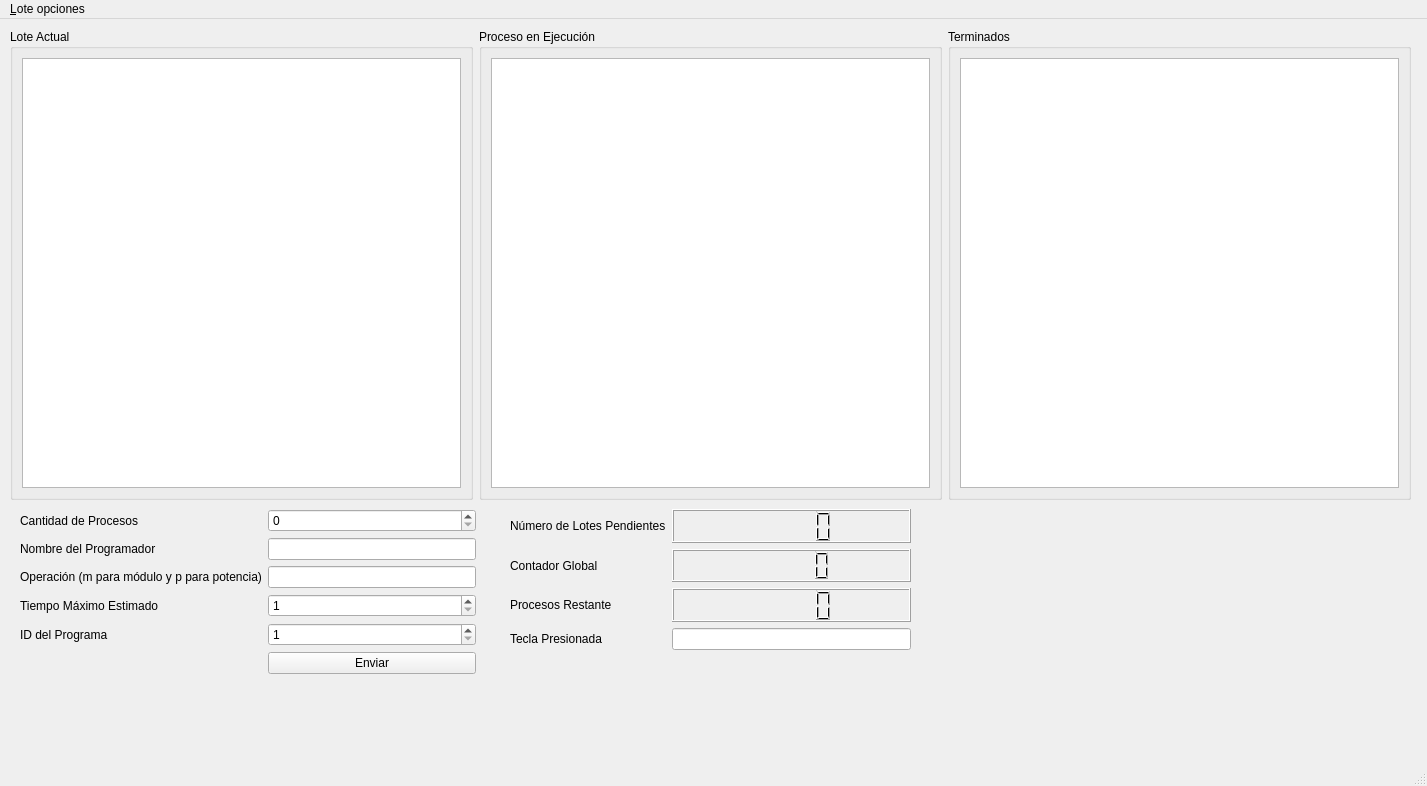
Before: the Qt Designer form ProcesamientoPorLotes/mainwindow.ui in EdPeReg/SimuladorArchivoPorLotes, drawn with Qt 5.
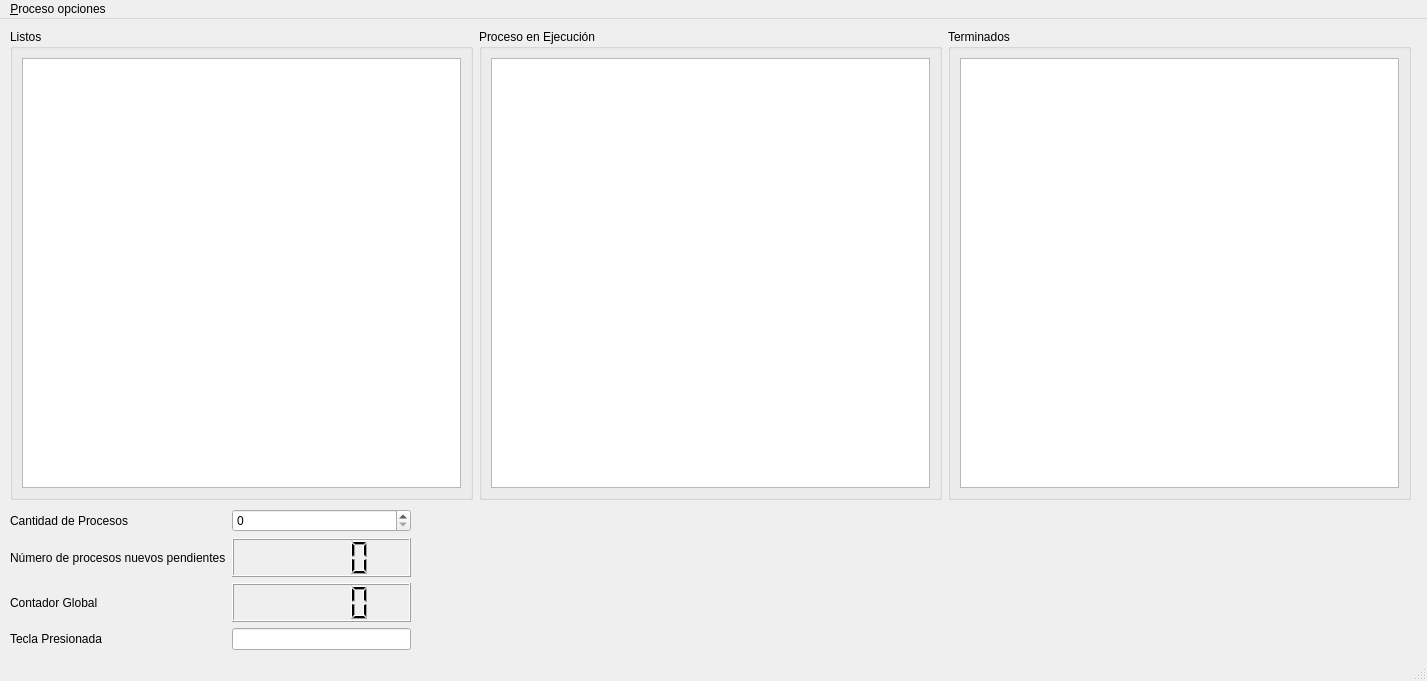
After: the same form once the commit is applied.

What changed in the file:
```diff
--- a/ProcesamientoPorLotes/mainwindow.ui
+++ b/ProcesamientoPorLotes/mainwindow.ui
@@ -7,7 +7,7 @@
     <x>0</x>
     <y>0</y>
     <width>1427</width>
-    <height>786</height>
+    <height>681</height>
    </rect>
   </property>
   <property name="windowTitle">
@@ -17,44 +17,27 @@
    <widget class="QWidget" name="layoutWidget">
     <property name="geometry">
      <rect>
-      <x>510</x>
+      <x>10</x>
       <y>490</y>
       <width>401</width>
       <height>141</height>
      </rect>
     </property>
     <layout class="QGridLayout" name="gridLayout_2">
-     <item row="2" column="0">
-      <widget class="QLabel" name="lbl_ProcRestantes">
+     <item row="1" column="0">
+      <widget class="QLabel" name="lbl_NumProcPend">
        <property name="text">
-        <string>Procesos Restante</string>
+        <string>Número de procesos nuevos pendientes</string>
        </property>
       </widget>
      </item>
-     <item row="0" column="0">
-      <widget class="QLabel" name="lbl_NumLotPend">
-       <property name="text">
-        <string>Número de Lotes Pendientes</string>
-       </property>
-      </widget>
-     </item>
-     <item row="0" column="1">
+     <item row="1" column="1">
       <widget class="QLCDNumber" name="lcd_LotesRestantes"/>
      </item>
-     <item row="1" column="1">
-      <widget class="QLCDNumber" name="lcd_ContGlobal"/>
-     </item>
-     <item row="2" column="1">
-      <widget class="QLCDNumber" name="lcd_ProcRestante">
-       <property name="intValue" stdset="0">
-        <number>0</number>
-       </property>
-      </widget>
-     </item>
-     <item row="1" column="0">
-      <widget class="QLabel" name="lbl_ContGlobal">
+     <item row="3" column="0">
+      <widget class="QLabel" name="lbl_TeclaPresionada">
        <property name="text">
-        <string>Contador Global</string>
+        <string>Tecla Presionada</string>
        </property>
       </widget>
      </item>
@@ -65,25 +48,16 @@
        </property>
       </widget>
      </item>
-     <item row="3" column="0">
-      <widget class="QLabel" name="lbl_TeclaPresionada">
+     <item row="2" column="1">
+      <widget class="QLCDNumber" name="lcd_ContGlobal"/>
+     </item>
+     <item row="2" column="0">
+      <widget class="QLabel" name="lbl_ContGlobal">
        <property name="text">
-        <string>Tecla Presionada</string>
+        <string>Contador Global</string>
        </property>
       </widget>
      </item>
-    </layout>
-   </widget>
-   <widget class="QWidget" name="layoutWidget">
-    <property name="geometry">
-     <rect>
-      <x>20</x>
-      <y>490</y>
-      <width>456</width>
-      <height>185</height>
-     </rect>
-    </property>
-    <layout class="QFormLayout" name="formLayout">
      <item row="0" column="0">
       <widget class="QLabel" name="lbl_CantProceso">
        <property name="text">
@@ -91,47 +65,6 @@
        </property>
       </widget>
      </item>
-     <item row="1" column="0">
-      <widget class="QLabel" name="lbl_NomProgr">
-       <property name="text">
-        <string>Nombre del Programador</string>
-       </property>
-      </widget>
-     </item>
-     <item row="1" column="1">
-      <widget class="QLineEdit" name="ldt_NombProgr"/>
-     </item>
-     <item row="2" column="0">
-      <widget class="QLabel" name="lbl_Operacion">
-       <property name="text">
-        <string>Operación (m para módulo y p para potencia)</string>
-       </property>
-      </widget>
-     </item>
-     <item row="2" column="1">
-      <widget class="QLineEdit" name="ldt_Operacion"/>
-     </item>
-     <item row="3" column="0">
-      <widget class="QLabel" name="lbl_TME">
-       <property name="text">
-        <string>Tiempo Máximo Estimado</string>
-       </property>
-      </widget>
-     </item>
-     <item row="4" column="0">
-      <widget class="QLabel" name="lbl_ID_Progr">
-       <property name="text">
-        <string>ID del Programa</string>
-       </property>
-      </widget>
-     </item>
-     <item row="5" column="1">
-      <widget class="QPushButton" name="btn_Enviar">
-       <property name="text">
-        <string>Enviar</string>
-       </property>
-      </widget>
-     </item>
      <item row="0" column="1">
       <widget class="QSpinBox" name="spnBx_CantProcesos">
        <property name="maximum">
@@ -139,23 +72,6 @@
        </property>
       </widget>
      </item>
-     <item row="3" column="1">
-      <widget class="QSpinBox" name="spnBx_TME">
-       <property name="minimum">
-        <number>1</number>
-       </property>
-      </widget>
-     </item>
-     <item row="4" column="1">
-      <widget class="QSpinBox" name="spnBx_ID">
-       <property name="minimum">
-        <number>1</number>
-       </property>
-       <property name="maximum">
-        <number>255</number>
-       </property>
-      </widget>
-     </item>
     </layout>
    </widget>
    <widget class="QWidget" name="layoutWidget">
@@ -171,7 +87,7 @@
      <item>
       <widget class="QGroupBox" name="gprBx_LoteActual">
        <property name="title">
-        <string>Lote Actual</string>
+        <string>Listos</string>
        </property>
        <layout class="QGridLayout" name="gridLayout">
         <item row="0" column="0">
@@ -216,14 +132,14 @@
      <height>22</height>
     </rect>
    </property>
-   <widget class="QMenu" name="menu_Procesaro_Lote">
+   <widget class="QMenu" name="menu_Procesar_Procesos">
     <property name="title">
-     <string>&amp;Lote opciones</string>
+     <string>&amp;Proceso opciones</string>
     </property>
     <addaction name="action_Procesar_Lote"/>
     <addaction name="action_Procesar_Lote_con_Informacion_Aleatoria"/>
    </widget>
-   <addaction name="menu_Procesaro_Lote"/>
+   <addaction name="menu_Procesar_Procesos"/>
   </widget>
   <widget class="QStatusBar" name="statusbar"/>
   <action name="action_Procesar_Lote">
```
Left out of the diff: 24 changed lines with no effect on the pictures.
